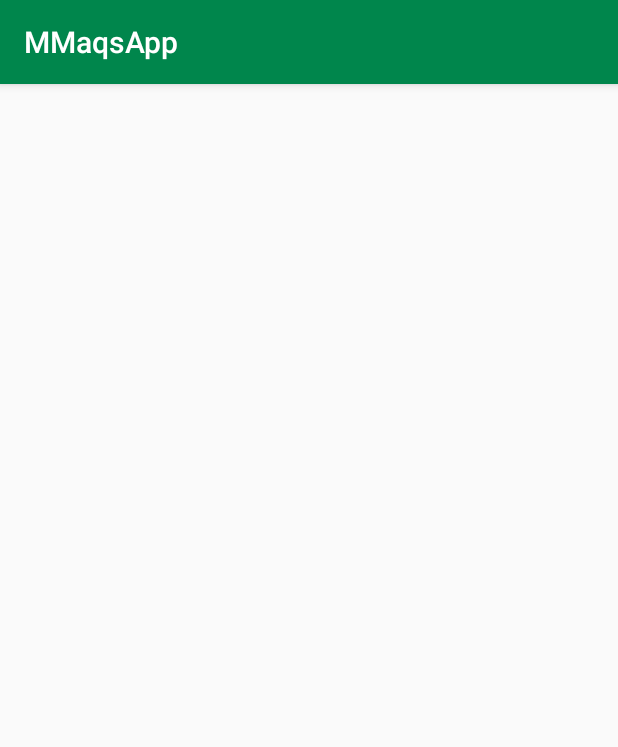
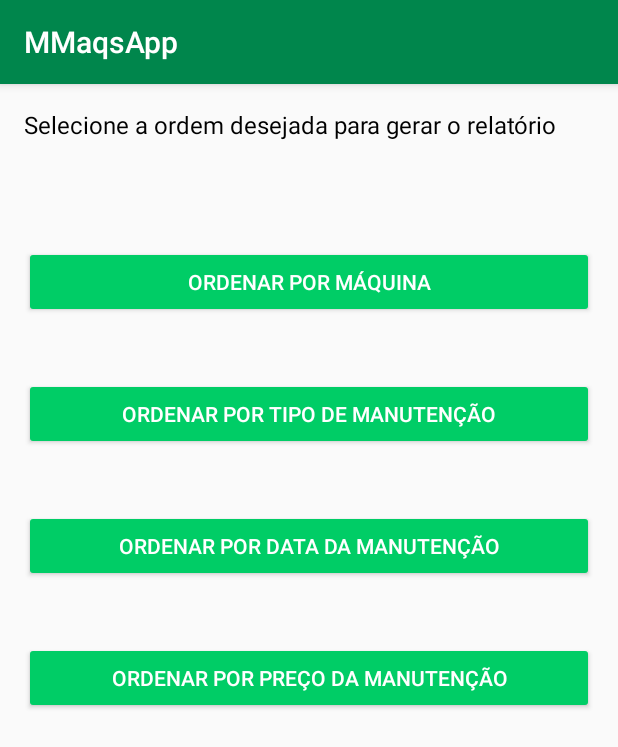
Before and after one commit to Thiago95/AndroidStudioProjects, an Android app: the OrdenaManu screen opened directly, with no data from a screen before it, on a phone screen of 412 x 824 dp. Shown: the top 747 px of the screen. Run offline under Robolectric (Android 15) with nearby library versions, the phone set to English and light mode, and no system bars; our stand-ins replace Firebase (no records; nobody signed in at launch, a user with empty details on screens opened directly).

Commit message:
habitando o gerar relatorio da manutencao

```diff
--- a/MMaqApp/app/src/main/java/com/theagobueno/mmaqapp/Controller/OrdenaFuncio.java
+++ b/MMaqApp/app/src/main/java/com/theagobueno/mmaqapp/Controller/OrdenaFuncio.java
@@ -22,8 +22,6 @@ import java.util.List;
 
 public class OrdenaFuncio extends AppCompatActivity {
 
-    private FirebaseDatabase firebaseDatabase;
-    private DatabaseReference databaseReference;
     private Button opcCinco;
     private Button opcSeis;
     private Button opcSete;
@@ -79,8 +77,6 @@ public class OrdenaFuncio extends AppCompatActivity {
     }
 
     private void listaFuncionario(Integer opcao) {
-        firebaseDatabase = FirebaseDatabase.getInstance();
-        databaseReference = firebaseDatabase.getReference();
         Intent intent = new Intent(OrdenaFuncio.this, MostraDados.class);
         Bundle bundle = new Bundle();
         switch (opcao){
--- a/MMaqApp/app/src/main/java/com/theagobueno/mmaqapp/Controller/OrdenaManu.java
+++ b/MMaqApp/app/src/main/java/com/theagobueno/mmaqapp/Controller/OrdenaManu.java
@@ -1,8 +1,10 @@
 package com.theagobueno.mmaqapp.Controller;
 
+import android.content.Intent;
 import android.support.v7.app.AlertDialog;
 import android.support.v7.app.AppCompatActivity;
 import android.os.Bundle;
+import android.view.View;
 import android.widget.Button;
 
 import com.google.firebase.database.DatabaseReference;
@@ -11,29 +13,79 @@ import com.theagobueno.mmaqapp.R;
 
 public class OrdenaManu extends AppCompatActivity {
 
-    private FirebaseDatabase firebaseDatabase;
-    private DatabaseReference databaseReference;
-    private Button opcUm;
+    private Button opcDez;
+    private Button opcOnze;
+    private Button opcDoze;
+    private Button opcTreze;
+    private  Integer opcList = 0;
+
 
     @Override
     protected void onCreate(Bundle savedInstanceState) {
         super.onCreate(savedInstanceState);
         setContentView(R.layout.activity_ordena_manu);
+        opcDez = (Button) findViewById(R.id.opcDez);
+        opcOnze = (Button) findViewById(R.id.opcOnze);
+        opcDoze = (Button) findViewById(R.id.opcDoze);
+        opcTreze = (Button) findViewById(R.id.opcTreze);
+
+        opcDez.setOnClickListener(new View.OnClickListener() {
+            @Override
+            public void onClick(View v) {
+                opcList = 10;
+                listaManutencao(opcList);
+            }
+        });
+        opcOnze.setOnClickListener(new View.OnClickListener() {
+            @Override
+            public void onClick(View v) {
+                opcList = 11;
+                listaManutencao(opcList);
+            }
+        });
+        opcDoze.setOnClickListener(new View.OnClickListener() {
+            @Override
+            public void onClick(View v) {
+                opcList = 12;
+                listaManutencao(opcList);
+            }
+        });
+        opcTreze.setOnClickListener(new View.OnClickListener() {
+            @Override
+            public void onClick(View v) {
+                opcList = 13;
+                listaManutencao(opcList);
+            }
+        });
     }
 
     private void listaManutencao(Integer opcao) {
-        firebaseDatabase = FirebaseDatabase.getInstance();
-        databaseReference = firebaseDatabase.getReference();
-
+        Intent intent = new Intent(OrdenaManu.this, MostraDados.class);
+        Bundle bundle = new Bundle();
         switch (opcao){
-            case 1:
-
+            case 10:
+                opcao = 10;
+                bundle.putInt("opcao", opcao);
+                intent.putExtras(bundle);
+                startActivity(intent);
                 break;
-            case 2:
-
+            case 11:
+                opcao = 11;
+                bundle.putInt("opcao", opcao);
+                intent.putExtras(bundle);
+                startActivity(intent);
                 break;
-            case 3:
-
+            case 12:
+                opcao = 12;
+                bundle.putInt("opcao", opcao);
+                intent.putExtras(bundle);
+                startActivity(intent);
+                break;
+            case 13:
+                opcao = 13;
+                bundle.putInt("opcao", opcao);
+                intent.putExtras(bundle);
+                startActivity(intent);
                 break;
             default:
                 AlertDialog.Builder dlg = new AlertDialog.Builder(this);
--- a/MMaqApp/app/src/main/java/com/theagobueno/mmaqapp/Controller/OrdenaMaqui.java
+++ b/MMaqApp/app/src/main/java/com/theagobueno/mmaqapp/Controller/OrdenaMaqui.java
@@ -22,9 +22,6 @@ import java.util.ArrayList;
 import java.util.List;
 
 public class OrdenaMaqui extends AppCompatActivity {
-
-    private FirebaseDatabase firebaseDatabase;
-    private DatabaseReference databaseReference;
     private Button opcUm;
     private Button opcDois;
     private Button opcTres;
@@ -73,8 +70,6 @@ public class OrdenaMaqui extends AppCompatActivity {
     }
 
     public void listaMaquinario(Integer opcao){
-        firebaseDatabase = FirebaseDatabase.getInstance();
-        databaseReference = firebaseDatabase.getReference();
         Intent intent = new Intent(OrdenaMaqui.this, MostraDados.class);
         Bundle bundle = new Bundle();
         switch (opcao){
--- a/MMaqApp/app/src/main/res/layout/activity_ordena_manu.xml
+++ b/MMaqApp/app/src/main/res/layout/activity_ordena_manu.xml
@@ -1,9 +1,74 @@
 <?xml version="1.0" encoding="utf-8"?>
-<android.support.constraint.ConstraintLayout xmlns:android="http://schemas.android.com/apk/res/android"
+<RelativeLayout xmlns:android="http://schemas.android.com/apk/res/android"
     xmlns:app="http://schemas.android.com/apk/res-auto"
-    xmlns:tools="http://schemas.android.com/tools"
     android:layout_width="match_parent"
     android:layout_height="match_parent"
-    tools:context="com.theagobueno.mmaqapp.Controller.OrdenaManu">
+    android:paddingBottom="16dp"
+    android:paddingLeft="16dp"
+    android:paddingRight="16dp"
+    android:paddingTop="16dp"
+    >
 
-</android.support.constraint.ConstraintLayout>
+    <TextView
+        android:id="@+id/txtView"
+        android:layout_width="match_parent"
+        android:layout_height="wrap_content"
+        android:textSize="16dp"
+        android:textColor="#000000"
+        android:text="Selecione a ordem desejada para gerar o relatório"
+        />
+    opcDez = (Button) findViewById(R.id.opcDez);
+    opcOnze = (Button) findViewById(R.id.opcOnze);
+    opcDoze = (Button) findViewById(R.id.opcDoze);
+    opcTreze = (Button) findViewById(R.id.opcTreze);
+    <Button
+        android:id="@+id/opcDez"
+        android:layout_width="match_parent"
+        android:layout_height="wrap_content"
+        android:layout_below="@+id/txtView"
+        android:layout_alignParentLeft="true"
+        android:layout_alignParentStart="true"
+        android:layout_marginTop="70dp"
+        android:backgroundTint="@color/colorButton"
+        android:text="Ordenar por Máquina"
+        android:textColor="@color/common_google_signin_btn_text_dark_default" />
+
+    <Button
+        android:id="@+id/opcOnze"
+        android:layout_width="match_parent"
+        android:layout_height="wrap_content"
+        android:layout_below="@+id/opcDez"
+        android:layout_alignParentLeft="true"
+        android:layout_alignParentStart="true"
+        android:layout_marginTop="40dp"
+        android:backgroundTint="@color/colorButton"
+        android:text="Ordenar por Tipo de Manutenção"
+        android:textColor="@color/common_google_signin_btn_text_dark_default" />
+    <Button
+        android:id="@+id/opcDoze"
+        android:layout_width="match_parent"
+        android:layout_height="wrap_content"
+        android:layout_below="@+id/opcOnze"
+        android:layout_alignParentLeft="true"
+        android:layout_alignParentStart="true"
+        android:layout_marginTop="40dp"
+        android:backgroundTint="@color/colorButton"
+        android:text="Ordenar por Data da Manutenção"
+        android:textColor="@color/common_google_signin_btn_text_dark_default" />
+
+    <Button
+        android:id="@+id/opcTreze"
+        android:layout_width="match_parent"
+        android:layout_height="wrap_content"
+        android:layout_alignParentLeft="true"
+        android:layout_alignParentStart="true"
+        android:layout_below="@+id/opcDoze"
+        android:layout_marginTop="40dp"
+        android:backgroundTint="@color/colorButton"
+        android:elegantTextHeight="false"
+        android:text="Ordenar por Preço da Manutenção"
+        android:textColor="@color/common_google_signin_btn_text_dark_default" />
+
+
+
+</RelativeLayout>
```
Also changed, not shown: MMaqApp/app/src/main/java/com/theagobueno/mmaqapp/Controller/ActvtTabManutencao.java (+6 -1 lines), MMaqApp/app/src/main/java/com/theagobueno/mmaqapp/Controller/CadastroManutencaoActivity.java (+30 -8 lines), MMaqApp/app/src/main/java/com/theagobueno/mmaqapp/Controller/MostraDados.java (+35 -3 lines).
